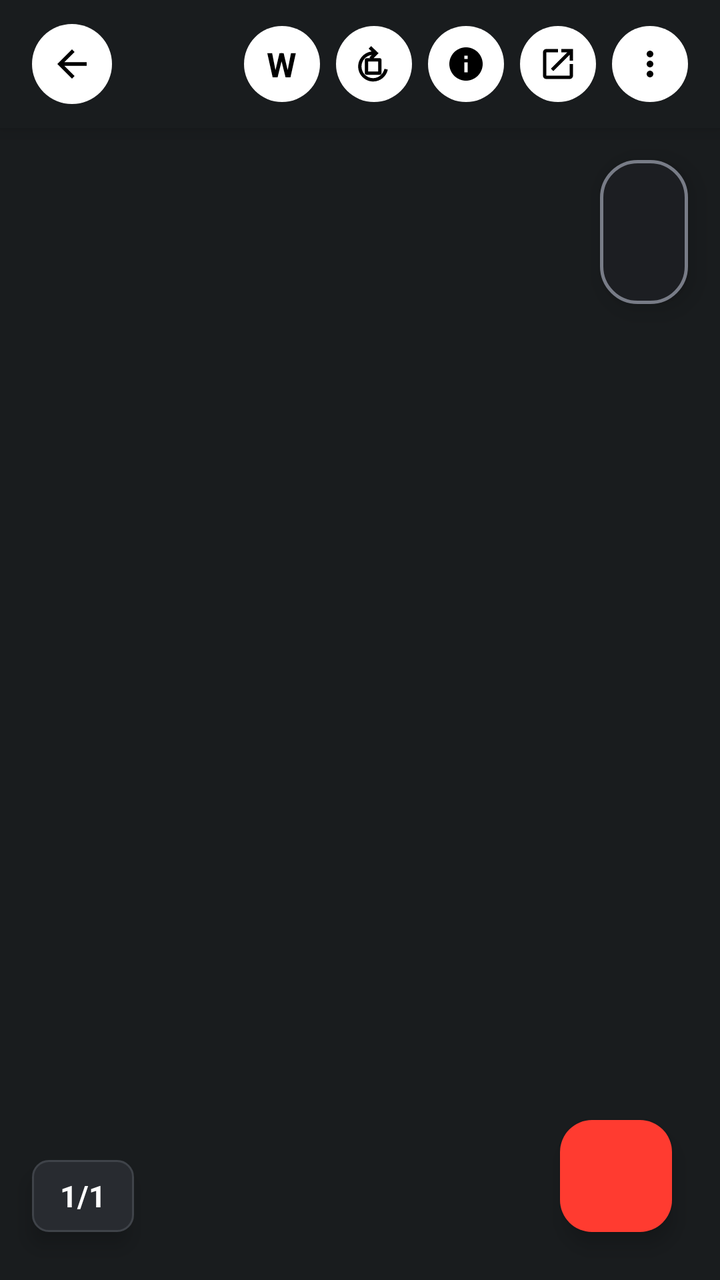
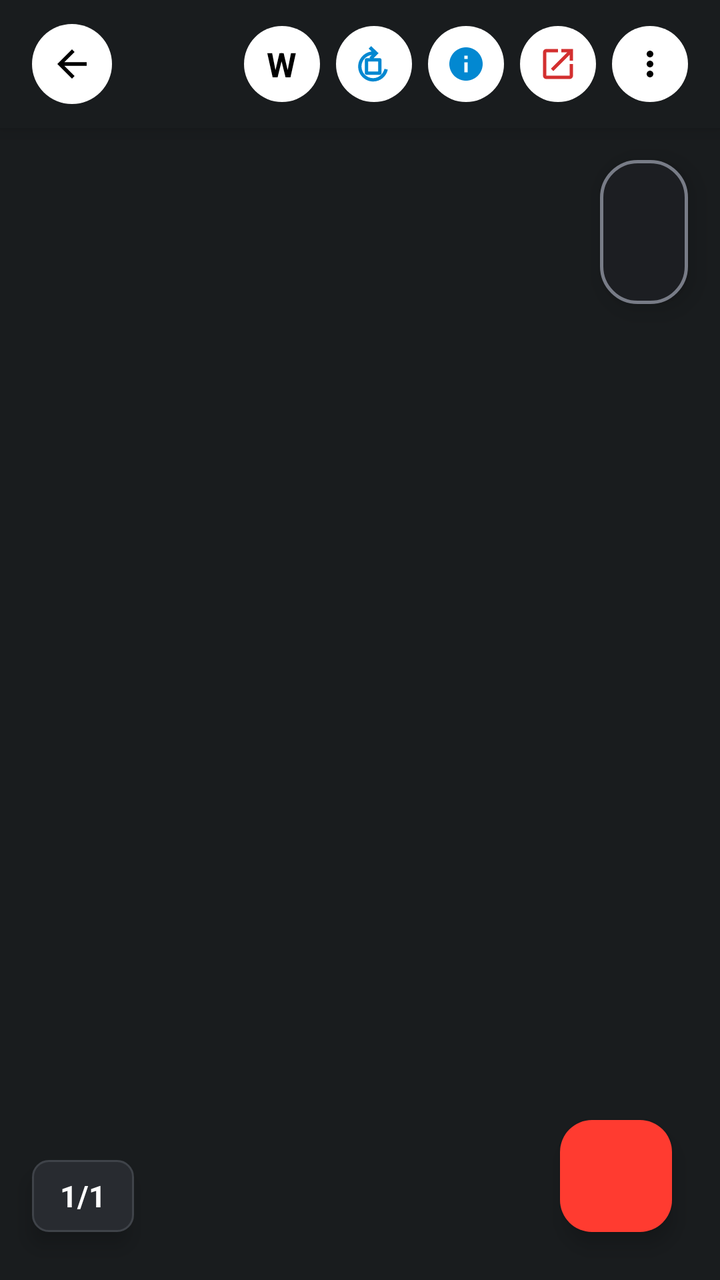

Two renders of the same Android screen: before a commit and after it. Below are the layout's source before the change and the commit's diff.
<!-- AndroidManifest.xml: activity theme Theme.ASTERDOC -->
<!-- res/layout/activity_pdf_viewer.xml -->
<?xml version="1.0" encoding="utf-8"?>
<androidx.coordinatorlayout.widget.CoordinatorLayout xmlns:android="http://schemas.android.com/apk/res/android"
    xmlns:app="http://schemas.android.com/apk/res-auto"
    android:layout_width="match_parent"
    android:layout_height="match_parent"
    android:background="#191C1E">

    <LinearLayout
        android:layout_width="match_parent"
        android:layout_height="match_parent"
        android:orientation="vertical">

        
        <LinearLayout
            android:id="@+id/layoutTopBarContainer"
            android:layout_width="match_parent"
            android:layout_height="64dp"
            android:background="#191C1E"
            android:elevation="6dp"
            android:gravity="center_vertical"
            android:orientation="horizontal"
            android:paddingHorizontal="16dp">

            
            <FrameLayout
                android:id="@+id/btnTopBack"
                android:layout_width="40dp"
                android:layout_height="40dp"
                android:background="@drawable/bg_circle_white"
                android:clickable="true"
                android:focusable="true">

                <ImageView
                    android:layout_width="22dp"
                    android:layout_height="22dp"
                    android:layout_gravity="center"
                    android:contentDescription="Back"
                    android:src="@drawable/ic_arrow_back"
                    app:tint="#000000" />
            </FrameLayout>

            <View
                android:layout_width="0dp"
                android:layout_height="1dp"
                android:layout_weight="1" />

            
            <FrameLayout
                android:id="@+id/btnTopWord"
                android:layout_width="38dp"
                android:layout_height="38dp"
                android:background="@drawable/bg_circle_white"
                android:clickable="true"
                android:focusable="true">

                <TextView
                    android:layout_width="wrap_content"
                    android:layout_height="wrap_content"
                    android:layout_gravity="center"
                    android:text="W"
                    android:textColor="#000000"
                    android:textSize="17sp"
                    android:textStyle="bold" />
            </FrameLayout>

            
            <FrameLayout
                android:id="@+id/btnTopRotate"
                android:layout_width="38dp"
                android:layout_height="38dp"
                android:layout_marginStart="8dp"
                android:background="@drawable/bg_circle_white"
                android:clickable="true"
                android:focusable="true">

                <ImageView
                    android:layout_width="20dp"
                    android:layout_height="20dp"
                    android:layout_gravity="center"
                    android:contentDescription="Rotate"
                    android:src="@drawable/ic_top_rotate"
                    app:tint="#000000" />
            </FrameLayout>

            
            <FrameLayout
                android:id="@+id/btnTopInfo"
                android:layout_width="38dp"
                android:layout_height="38dp"
                android:layout_marginStart="8dp"
                android:background="@drawable/bg_circle_white"
                android:clickable="true"
                android:focusable="true">

                <ImageView
                    android:layout_width="20dp"
                    android:layout_height="20dp"
                    android:layout_gravity="center"
                    android:contentDescription="Details"
                    android:src="@drawable/ic_info"
                    app:tint="#000000" />
            </FrameLayout>

            
            <FrameLayout
                android:id="@+id/btnTopShare"
                android:layout_width="38dp"
                android:layout_height="38dp"
                android:layout_marginStart="8dp"
                android:background="@drawable/bg_circle_white"
                android:clickable="true"
                android:focusable="true">

                <ImageView
                    android:layout_width="20dp"
                    android:layout_height="20dp"
                    android:layout_gravity="center"
                    android:contentDescription="Share"
                    android:src="@drawable/ic_top_share"
                    app:tint="#000000" />
            </FrameLayout>

            
            <FrameLayout
                android:id="@+id/btnTopMenu"
                android:layout_width="38dp"
                android:layout_height="38dp"
                android:layout_marginStart="8dp"
                android:background="@drawable/bg_circle_white"
                android:clickable="true"
                android:focusable="true">

                <ImageView
                    android:layout_width="20dp"
                    android:layout_height="20dp"
                    android:layout_gravity="center"
                    android:contentDescription="More options"
                    android:src="@drawable/ic_more_vert"
                    app:tint="#000000" />
            </FrameLayout>

        </LinearLayout>

        
        <LinearLayout
            android:id="@+id/layoutSearchBar"
            android:layout_width="match_parent"
            android:layout_height="56dp"
            android:background="#1F2023"
            android:gravity="center_vertical"
            android:orientation="horizontal"
            android:paddingHorizontal="12dp"
            android:visibility="gone">

            <ImageButton
                android:id="@+id/btnCloseSearch"
                android:layout_width="36dp"
                android:layout_height="36dp"
                android:background="?attr/selectableItemBackgroundBorderless"
                android:contentDescription="Close search"
                android:src="@drawable/ic_arrow_back"
                app:tint="#E3E2E6" />

            <EditText
                android:id="@+id/etSearchQuery"
                android:layout_width="0dp"
                android:layout_height="40dp"
                android:layout_marginStart="8dp"
                android:layout_weight="1"
                android:background="@drawable/bg_drive_search_bar"
                android:hint="@string/search"
                android:imeOptions="actionSearch"
                android:inputType="text"
                android:paddingHorizontal="14dp"
                android:textColor="#E3E2E6"
                android:textColorHint="#8E918F"
                android:textSize="14sp" />

            <TextView
                android:id="@+id/tvSearchMatchCount"
                android:layout_width="wrap_content"
                android:layout_height="wrap_content"
                android:layout_marginHorizontal="8dp"
                android:text="0/0"
                android:textColor="#C4C6D0"
                android:textSize="12sp"
                android:textStyle="bold" />

            <ImageButton
                android:id="@+id/btnSearchPrev"
                android:layout_width="36dp"
                android:layout_height="36dp"
                android:background="?attr/selectableItemBackgroundBorderless"
                android:contentDescription="Previous match"
                android:src="@drawable/ic_chevron_left"
                app:tint="#E3E2E6" />

            <ImageButton
                android:id="@+id/btnSearchNext"
                android:layout_width="36dp"
                android:layout_height="36dp"
                android:background="?attr/selectableItemBackgroundBorderless"
                android:contentDescription="Next match"
                android:src="@drawable/ic_chevron_right"
                app:tint="#E3E2E6" />

        </LinearLayout>

        
        <androidx.recyclerview.widget.RecyclerView
            android:id="@+id/rvPdfPages"
            android:layout_width="match_parent"
            android:layout_height="0dp"
            android:layout_weight="1"
            android:clipChildren="false"
            android:clipToPadding="false"
            android:paddingVertical="4dp" />

    </LinearLayout>

    
    <LinearLayout
        android:id="@+id/layoutVerticalScrollPill"
        android:layout_width="44dp"
        android:layout_height="72dp"
        android:layout_gravity="top|end"
        android:layout_marginTop="80dp"
        android:layout_marginEnd="16dp"
        android:background="@drawable/bg_vertical_scroll_pill"
        android:elevation="8dp"
        android:gravity="center"
        android:orientation="vertical">

        <ImageView
            android:layout_width="20dp"
            android:layout_height="20dp"
            android:contentDescription="Scroll up"
            android:src="@drawable/ic_arrow_up_small"
            app:tint="#FFFFFF" />

        <ImageView
            android:layout_width="20dp"
            android:layout_height="20dp"
            android:layout_marginTop="4dp"
            android:contentDescription="Scroll down"
            android:src="@drawable/ic_arrow_down_small"
            app:tint="#FFFFFF" />

    </LinearLayout>

    
    <LinearLayout
        android:id="@+id/layoutPageCounterPill"
        android:layout_width="wrap_content"
        android:layout_height="36dp"
        android:layout_gravity="bottom|start"
        android:layout_marginStart="16dp"
        android:layout_marginBottom="24dp"
        android:background="@drawable/bg_bottom_page_counter_pill"
        android:elevation="6dp"
        android:gravity="center"
        android:paddingHorizontal="14dp">

        <TextView
            android:id="@+id/tvPageBadgeCounter"
            android:layout_width="wrap_content"
            android:layout_height="wrap_content"
            android:text="1/1"
            android:textColor="#FFFFFF"
            android:textSize="15sp"
            android:textStyle="bold" />

    </LinearLayout>

    
    <com.google.android.material.floatingactionbutton.FloatingActionButton
        android:id="@+id/fabEditDocument"
        android:layout_width="wrap_content"
        android:layout_height="wrap_content"
        android:layout_gravity="bottom|end"
        android:layout_margin="24dp"
        android:contentDescription="Edit document"
        android:src="@drawable/ic_pencil"
        app:backgroundTint="#FF3B30"
        app:fabSize="normal"
        app:tint="#FFFFFF" />

    
    <LinearLayout
        android:id="@+id/cardBottomControls"
        android:layout_width="wrap_content"
        android:layout_height="52dp"
        android:layout_gravity="bottom|center_horizontal"
        android:layout_marginBottom="24dp"
        android:background="@drawable/bg_drive_floating_bar"
        android:elevation="8dp"
        android:gravity="center_vertical"
        android:orientation="horizontal"
        android:paddingHorizontal="8dp"
        android:visibility="gone">

        <ImageButton
            android:id="@+id/btnBottomGrid"
            android:layout_width="40dp"
            android:layout_height="40dp"
            android:background="?attr/selectableItemBackgroundBorderless"
            android:contentDescription="Grid view"
            android:src="@drawable/ic_grid_view"
            app:tint="#E3E2E6" />

        <ImageButton
            android:id="@+id/btnPrevPage"
            android:layout_width="36dp"
            android:layout_height="36dp"
            android:layout_marginStart="2dp"
            android:background="?attr/selectableItemBackgroundBorderless"
            android:contentDescription="Previous Page"
            android:src="@drawable/ic_chevron_left"
            app:tint="#E3E2E6" />

        <TextView
            android:id="@+id/tvReaderPageIndicator"
            android:layout_width="wrap_content"
            android:layout_height="32dp"
            android:layout_marginHorizontal="6dp"
            android:background="@drawable/bg_drive_page_pill"
            android:gravity="center"
            android:paddingHorizontal="14dp"
            android:text="1 / 1"
            android:textColor="#FFFFFF"
            android:textSize="13sp"
            android:textStyle="bold" />

        <ImageButton
            android:id="@+id/btnNextPage"
            android:layout_width="36dp"
            android:layout_height="36dp"
            android:layout_marginEnd="2dp"
            android:background="?attr/selectableItemBackgroundBorderless"
            android:contentDescription="Next Page"
            android:src="@drawable/ic_chevron_right"
            app:tint="#E3E2E6" />

        <ImageButton
            android:id="@+id/btnZoomOut"
            android:layout_width="36dp"
            android:layout_height="36dp"
            android:background="?attr/selectableItemBackgroundBorderless"
            android:contentDescription="Zoom Out"
            android:src="@drawable/ic_zoom_out"
            app:tint="#E3E2E6" />

        <ImageButton
            android:id="@+id/btnZoomIn"
            android:layout_width="36dp"
            android:layout_height="36dp"
            android:background="?attr/selectableItemBackgroundBorderless"
            android:contentDescription="Zoom In"
            android:src="@drawable/ic_zoom_in"
            app:tint="#A8C7FA" />

    </LinearLayout>

    
    <com.google.android.material.card.MaterialCardView
        android:id="@+id/cardEditControls"
        android:layout_width="match_parent"
        android:layout_height="wrap_content"
        android:layout_gravity="bottom"
        android:visibility="gone"
        app:cardBackgroundColor="#282A2D"
        app:cardCornerRadius="0dp"
        app:cardElevation="12dp"
        app:strokeWidth="0dp">

        <LinearLayout
            android:layout_width="match_parent"
            android:layout_height="wrap_content"
            android:orientation="vertical"
            android:paddingHorizontal="12dp"
            android:paddingTop="10dp"
            android:paddingBottom="12dp">

            <HorizontalScrollView
                android:id="@+id/scrollEditTools"
                android:layout_width="match_parent"
                android:layout_height="wrap_content"
                android:overScrollMode="never"
                android:scrollbars="none">

                <LinearLayout
                    android:layout_width="wrap_content"
                    android:layout_height="44dp"
                    android:gravity="center_vertical"
                    android:orientation="horizontal">

                    <ImageButton
                        android:id="@+id/btnToolPen"
                        android:layout_width="38dp"
                        android:layout_height="38dp"
                        android:background="?attr/selectableItemBackgroundBorderless"
                        android:contentDescription="Pen Tool"
                        android:src="@android:drawable/ic_menu_edit"
                        app:tint="#A8C7FA" />

                    <ImageButton
                        android:id="@+id/btnToolHighlighter"
                        android:layout_width="38dp"
                        android:layout_height="38dp"
                        android:layout_marginStart="4dp"
                        android:background="?attr/selectableItemBackgroundBorderless"
                        android:contentDescription="Highlighter"
                        android:src="@android:drawable/ic_menu_view"
                        app:tint="#E3E2E6" />

                    <ImageButton
                        android:id="@+id/btnToolEraser"
                        android:layout_width="38dp"
                        android:layout_height="38dp"
                        android:layout_marginStart="4dp"
                        android:background="?attr/selectableItemBackgroundBorderless"
                        android:contentDescription="Eraser"
                        android:src="@drawable/ic_close"
                        app:tint="#E3E2E6" />

                    <View
                        android:layout_width="1dp"
                        android:layout_height="24dp"
                        android:layout_marginHorizontal="8dp"
                        android:background="#3C4043" />

                    <View
                        android:id="@+id/btnColorRed"
                        android:layout_width="26dp"
                        android:layout_height="26dp"
                        android:background="#E53935" />

                    <View
                        android:id="@+id/btnColorBlue"
                        android:layout_width="26dp"
                        android:layout_height="26dp"
                        android:layout_marginStart="8dp"
                        android:background="#1E88E5" />

                    <View
                        android:id="@+id/btnColorBlack"
                        android:layout_width="26dp"
                        android:layout_height="26dp"
                        android:layout_marginStart="8dp"
                        android:background="#000000" />

                    <View
                        android:id="@+id/btnColorGreen"
                        android:layout_width="26dp"
                        android:layout_height="26dp"
                        android:layout_marginStart="8dp"
                        android:background="#43A047" />

                    <View
                        android:id="@+id/btnColorYellow"
                        android:layout_width="26dp"
                        android:layout_height="26dp"
                        android:layout_marginStart="8dp"
                        android:background="#FFEB3B" />

                    <View
                        android:layout_width="1dp"
                        android:layout_height="24dp"
                        android:layout_marginHorizontal="8dp"
                        android:background="#3C4043" />

                    <ImageButton
                        android:id="@+id/btnUndoDraw"
                        android:layout_width="36dp"
                        android:layout_height="36dp"
                        android:background="?attr/selectableItemBackgroundBorderless"
                        android:contentDescription="Undo stroke"
                        android:src="@android:drawable/ic_menu_revert"
                        app:tint="#E3E2E6" />

                    <ImageButton
                        android:id="@+id/btnRedoDraw"
                        android:layout_width="36dp"
                        android:layout_height="36dp"
                        android:layout_marginStart="4dp"
                        android:background="?attr/selectableItemBackgroundBorderless"
                        android:contentDescription="Redo stroke"
                        android:src="@drawable/ic_chevron_right"
                        app:tint="#E3E2E6" />

                    <ImageButton
                        android:id="@+id/btnClearDraw"
                        android:layout_width="36dp"
                        android:layout_height="36dp"
                        android:layout_marginStart="4dp"
                        android:background="?attr/selectableItemBackgroundBorderless"
                        android:contentDescription="Clear drawings"
                        android:src="@android:drawable/ic_menu_delete"
                        app:tint="#E3E2E6" />

                </LinearLayout>

            </HorizontalScrollView>

            <View
                android:layout_width="match_parent"
                android:layout_height="1dp"
                android:layout_marginVertical="6dp"
                android:background="#3C4043" />

            <LinearLayout
                android:layout_width="match_parent"
                android:layout_height="wrap_content"
                android:gravity="center_vertical"
                android:orientation="horizontal">

                <TextView
                    android:layout_width="0dp"
                    android:layout_height="wrap_content"
                    android:layout_weight="1"
                    android:text="@string/menu_draw_edit"
                    android:textColor="#C4C6D0"
                    android:textSize="13sp"
                    android:textStyle="bold" />

                <com.google.android.material.button.MaterialButton
                    android:id="@+id/btnCancelEditMode"
                    style="@style/Widget.Material3.Button.OutlinedButton"
                    android:layout_width="wrap_content"
                    android:layout_height="38dp"
                    android:text="@string/close"
                    android:textColor="#E3E2E6"
                    android:textSize="12sp"
                    app:cornerRadius="8dp"
                    app:strokeColor="#5B5E62" />

                <com.google.android.material.button.MaterialButton
                    android:id="@+id/btnDoneEditMode"
                    style="@style/Widget.Material3.Button"
                    android:layout_width="wrap_content"
                    android:layout_height="38dp"
                    android:layout_marginStart="8dp"
                    android:text="@string/save"
                    android:textColor="#00315B"
                    android:textSize="12sp"
                    app:backgroundTint="#A8C7FA"
                    app:cornerRadius="8dp" />

            </LinearLayout>

        </LinearLayout>

    </com.google.android.material.card.MaterialCardView>

    
    <TextView
        android:id="@+id/tvZoomToast"
        android:layout_width="wrap_content"
        android:layout_height="wrap_content"
        android:layout_gravity="center"
        android:background="@drawable/bg_rounded_toast"
        android:paddingHorizontal="16dp"
        android:paddingVertical="8dp"
        android:textColor="#FFFFFF"
        android:textSize="16sp"
        android:textStyle="bold"
        android:visibility="gone" />

</androidx.coordinatorlayout.widget.CoordinatorLayout>
<!-- resources referenced by this layout -->
<resources>
  <!-- drawable bg_circle_white (drawable) -->
  <?xml version="1.0" encoding="utf-8"?>
  <shape xmlns:android="http://schemas.android.com/apk/res/android"
      android:shape="oval">
      <solid android:color="#FFFFFF" />
  </shape>
  <!-- drawable bg_drive_floating_bar (drawable) -->
  <?xml version="1.0" encoding="utf-8"?>
  <shape xmlns:android="http://schemas.android.com/apk/res/android"
      android:shape="rectangle">
      <solid android:color="#282A2D" />
      <corners android:radius="28dp" />
      <stroke
          android:width="1dp"
          android:color="#3C4043" />
  </shape>
  <!-- drawable bg_drive_page_pill (drawable) -->
  <?xml version="1.0" encoding="utf-8"?>
  <shape xmlns:android="http://schemas.android.com/apk/res/android"
      android:shape="rectangle">
      <solid android:color="#3C4043" />
      <corners android:radius="16dp" />
  </shape>
  <!-- drawable bg_rounded_toast (drawable) -->
  <?xml version="1.0" encoding="utf-8"?>
  <shape xmlns:android="http://schemas.android.com/apk/res/android"
      android:shape="rectangle">
      <solid android:color="#CC202124"/>
      <corners android:radius="24dp"/>
  </shape>
  <!-- drawable bg_vertical_scroll_pill (drawable) -->
  <?xml version="1.0" encoding="utf-8"?>
  <shape xmlns:android="http://schemas.android.com/apk/res/android"
      android:shape="rectangle">
      <solid android:color="#1C1E22" />
      <corners android:radius="18dp" />
      <stroke android:width="1.5dp" android:color="#787C87" />
  </shape>
  <!-- drawable ic_arrow_up_small (drawable) -->
  <vector xmlns:android="http://schemas.android.com/apk/res/android"
      android:width="24dp"
      android:height="24dp"
      android:viewportWidth="24"
      android:viewportHeight="24">
      
      <path
          android:fillColor="#FFFFFF"
          android:path="M12,4L3,16H21L12,4Z" />
  </vector>
  <!-- drawable ic_pencil (drawable) -->
  <vector xmlns:android="http://schemas.android.com/apk/res/android"
      android:width="32dp"
      android:height="32dp"
      android:viewportWidth="24"
      android:viewportHeight="24">
      
      <path
          android:fillColor="#FFFFFF"
          android:path="M3,17.25V21h3.75L17.81,9.94l-3.75-3.75L3,17.25z M20.71,7.04c0.39-0.39,0.39-1.02,0-1.41l-2.34-2.34c-0.39-0.39-1.02-0.39-1.41,0l-1.83,1.83l3.75,3.75L20.71,7.04z" />
  </vector>
  <!-- drawable ic_zoom_in (drawable) -->
  <vector xmlns:android="http://schemas.android.com/apk/res/android"
      android:width="24dp"
      android:height="24dp"
      android:viewportWidth="24"
      android:viewportHeight="24">
    <path
        android:fillColor="#FFFFFFFF"
        android:pathData="M15.5,14h-0.79l-0.28,-0.27C15.41,12.59 16,11.11 16,9.5 16,5.91 13.09,3 9.5,3S3,5.91 3,9.5 5.91,16 9.5,16c1.61,0 3.09,-0.59 4.23,-1.57l0.27,0.28v0.79l5,4.99L20.49,19l-4.99,-5zM9.5,14C7.01,14 5,11.99 5,9.5S7.01,5 9.5,5 14,7.01 14,9.5 11.99,14 9.5,14zm2.5,-4h-2v2H9v-2H7V9h2V7h1v2h2v1z"/>
  </vector>
  <!-- drawable ic_zoom_out (drawable) -->
  <vector xmlns:android="http://schemas.android.com/apk/res/android"
      android:width="24dp"
      android:height="24dp"
      android:viewportWidth="24"
      android:viewportHeight="24">
    <path
        android:fillColor="#FFFFFFFF"
        android:pathData="M15.5,14h-0.79l-0.28,-0.27C15.41,12.59 16,11.11 16,9.5 16,5.91 13.09,3 9.5,3S3,5.91 3,9.5 5.91,16 9.5,16c1.61,0 3.09,-0.59 4.23,-1.57l0.27,0.28v0.79l5,4.99L20.49,19l-4.99,-5zM9.5,14C7.01,14 5,11.99 5,9.5S7.01,5 9.5,5 14,7.01 14,9.5 11.99,14 9.5,14zM7,9h5v1H7V9z"/>
  </vector>
  <string name="close">Close</string>
  <string name="menu_draw_edit">Draw &amp; Edit</string>
  <string name="save">Save</string>
  <string name="search">Search</string>
  <style name="Theme.ASTERDOC" parent="Base.Theme.ASTERDOC" />
  <color name="background_light">#121212</color>
  <color name="black">#FF000000</color>
  <!-- unchanged entries left out for length: 13 -->
</resources>

<!-- the commit's change to res/layout/activity_pdf_viewer.xml (unified diff, before → after) -->
@@ -49,6 +49,7 @@
                 android:id="@+id/btnTopWord"
                 android:layout_width="38dp"
                 android:layout_height="38dp"
+                android:layout_marginStart="8dp"
                 android:background="@drawable/bg_circle_white"
                 android:clickable="true"
                 android:focusable="true">
@@ -63,6 +64,8 @@
                     android:textStyle="bold" />
             </FrameLayout>
 
+
+
             
             <FrameLayout
                 android:id="@+id/btnTopRotate"
@@ -79,7 +82,7 @@
                     android:layout_gravity="center"
                     android:contentDescription="Rotate"
                     android:src="@drawable/ic_top_rotate"
-                    app:tint="#000000" />
+                    app:tint="#0288D1" />
             </FrameLayout>
 
             
@@ -98,7 +101,7 @@
                     android:layout_gravity="center"
                     android:contentDescription="Details"
                     android:src="@drawable/ic_info"
-                    app:tint="#000000" />
+                    app:tint="#0288D1" />
             </FrameLayout>
 
             
@@ -117,7 +120,7 @@
                     android:layout_gravity="center"
                     android:contentDescription="Share"
                     android:src="@drawable/ic_top_share"
-                    app:tint="#000000" />
+                    app:tint="#D32F2F" />
             </FrameLayout>
 
             
@@ -282,84 +285,7 @@
         android:contentDescription="Edit document"
         android:src="@drawable/ic_pencil"
         app:backgroundTint="#FF3B30"
-        app:fabSize="normal"
-        app:tint="#FFFFFF" />
-
-    
-    <LinearLayout
-        android:id="@+id/cardBottomControls"
-        android:layout_width="wrap_content"
-        android:layout_height="52dp"
-        android:layout_gravity="bottom|center_horizontal"
-        android:layout_marginBottom="24dp"
-        android:background="@drawable/bg_drive_floating_bar"
-        android:elevation="8dp"
-        android:gravity="center_vertical"
-        android:orientation="horizontal"
-        android:paddingHorizontal="8dp"
-        android:visibility="gone">
-
-        <ImageButton
-            android:id="@+id/btnBottomGrid"
-            android:layout_width="40dp"
-            android:layout_height="40dp"
-            android:background="?attr/selectableItemBackgroundBorderless"
-            android:contentDescription="Grid view"
-            android:src="@drawable/ic_grid_view"
-            app:tint="#E3E2E6" />
-
-        <ImageButton
-            android:id="@+id/btnPrevPage"
-            android:layout_width="36dp"
-            android:layout_height="36dp"
-            android:layout_marginStart="2dp"
-            android:background="?attr/selectableItemBackgroundBorderless"
-            android:contentDescription="Previous Page"
-            android:src="@drawable/ic_chevron_left"
-            app:tint="#E3E2E6" />
-
-        <TextView
-            android:id="@+id/tvReaderPageIndicator"
-            android:layout_width="wrap_content"
-            android:layout_height="32dp"
-            android:layout_marginHorizontal="6dp"
-            android:background="@drawable/bg_drive_page_pill"
-            android:gravity="center"
-            android:paddingHorizontal="14dp"
-            android:text="1 / 1"
-            android:textColor="#FFFFFF"
-            android:textSize="13sp"
-            android:textStyle="bold" />
-
-        <ImageButton
-            android:id="@+id/btnNextPage"
-            android:layout_width="36dp"
-            android:layout_height="36dp"
-            android:layout_marginEnd="2dp"
-            android:background="?attr/selectableItemBackgroundBorderless"
-            android:contentDescription="Next Page"
-            android:src="@drawable/ic_chevron_right"
-            app:tint="#E3E2E6" />
-
-        <ImageButton
-            android:id="@+id/btnZoomOut"
-            android:layout_width="36dp"
-            android:layout_height="36dp"
-            android:background="?attr/selectableItemBackgroundBorderless"
-            android:contentDescription="Zoom Out"
-            android:src="@drawable/ic_zoom_out"
-            app:tint="#E3E2E6" />
-
-        <ImageButton
-            android:id="@+id/btnZoomIn"
-            android:layout_width="36dp"
-            android:layout_height="36dp"
-            android:background="?attr/selectableItemBackgroundBorderless"
-            android:contentDescription="Zoom In"
-            android:src="@drawable/ic_zoom_in"
-            app:tint="#A8C7FA" />
-
-    </LinearLayout>
+        app:fabSize="normal" />
 
     
     <com.google.android.material.card.MaterialCardView
@@ -566,4 +492,18 @@
         android:textStyle="bold"
         android:visibility="gone" />
 
+    
+    <com.google.android.material.floatingactionbutton.FloatingActionButton
+        android:id="@+id/fabToggleTools"
+        android:layout_width="wrap_content"
+        android:layout_height="wrap_content"
+        android:layout_gravity="bottom|end"
+        android:layout_margin="24dp"
+        android:contentDescription="Restore controls"
+        android:src="@drawable/ic_grid_view"
+        android:visibility="gone"
+        app:backgroundTint="#2D2F31"
+        app:fabSize="mini"
+        app:tint="#A8C7FA" />
+
 </androidx.coordinatorlayout.widget.CoordinatorLayout>
<!-- resource entries referenced after the edit -->
@@ -5,23 +5,6 @@
   <shape xmlns:android="http://schemas.android.com/apk/res/android"
       android:shape="oval">
       <solid android:color="#FFFFFF" />
-  </shape>
-  <!-- drawable bg_drive_floating_bar (drawable) -->
-  <?xml version="1.0" encoding="utf-8"?>
-  <shape xmlns:android="http://schemas.android.com/apk/res/android"
-      android:shape="rectangle">
-      <solid android:color="#282A2D" />
-      <corners android:radius="28dp" />
-      <stroke
-          android:width="1dp"
-          android:color="#3C4043" />
-  </shape>
-  <!-- drawable bg_drive_page_pill (drawable) -->
-  <?xml version="1.0" encoding="utf-8"?>
-  <shape xmlns:android="http://schemas.android.com/apk/res/android"
-      android:shape="rectangle">
-      <solid android:color="#3C4043" />
-      <corners android:radius="16dp" />
   </shape>
   <!-- drawable bg_rounded_toast (drawable) -->
   <?xml version="1.0" encoding="utf-8"?>
@@ -51,34 +34,27 @@
   </vector>
   <!-- drawable ic_pencil (drawable) -->
   <vector xmlns:android="http://schemas.android.com/apk/res/android"
-      android:width="32dp"
-      android:height="32dp"
+      android:width="28dp"
+      android:height="28dp"
       android:viewportWidth="24"
       android:viewportHeight="24">
       
+      
       <path
-          android:fillColor="#FFFFFF"
-          android:path="M3,17.25V21h3.75L17.81,9.94l-3.75-3.75L3,17.25z M20.71,7.04c0.39-0.39,0.39-1.02,0-1.41l-2.34-2.34c-0.39-0.39-1.02-0.39-1.41,0l-1.83,1.83l3.75,3.75L20.71,7.04z" />
-  </vector>
-  <!-- drawable ic_zoom_in (drawable) -->
-  <vector xmlns:android="http://schemas.android.com/apk/res/android"
-      android:width="24dp"
-      android:height="24dp"
-      android:viewportWidth="24"
-      android:viewportHeight="24">
-    <path
-        android:fillColor="#FFFFFFFF"
-        android:pathData="M15.5,14h-0.79l-0.28,-0.27C15.41,12.59 16,11.11 16,9.5 16,5.91 13.09,3 9.5,3S3,5.91 3,9.5 5.91,16 9.5,16c1.61,0 3.09,-0.59 4.23,-1.57l0.27,0.28v0.79l5,4.99L20.49,19l-4.99,-5zM9.5,14C7.01,14 5,11.99 5,9.5S7.01,5 9.5,5 14,7.01 14,9.5 11.99,14 9.5,14zm2.5,-4h-2v2H9v-2H7V9h2V7h1v2h2v1z"/>
-  </vector>
-  <!-- drawable ic_zoom_out (drawable) -->
-  <vector xmlns:android="http://schemas.android.com/apk/res/android"
-      android:width="24dp"
-      android:height="24dp"
-      android:viewportWidth="24"
-      android:viewportHeight="24">
-    <path
-        android:fillColor="#FFFFFFFF"
-        android:pathData="M15.5,14h-0.79l-0.28,-0.27C15.41,12.59 16,11.11 16,9.5 16,5.91 13.09,3 9.5,3S3,5.91 3,9.5 5.91,16 9.5,16c1.61,0 3.09,-0.59 4.23,-1.57l0.27,0.28v0.79l5,4.99L20.49,19l-4.99,-5zM9.5,14C7.01,14 5,11.99 5,9.5S7.01,5 9.5,5 14,7.01 14,9.5 11.99,14 9.5,14zM7,9h5v1H7V9z"/>
+          android:fillColor="#FFCA28"
+          android:path="M17.81,9.94L6.75,21H3V17.25L14.06,6.19L17.81,9.94Z" />
+      
+      <path
+          android:fillColor="#EC407A"
+          android:path="M20.71,7.04L18.88,8.87L15.13,5.12L16.96,3.29C17.15,3.1 17.41,3 17.66,3C17.92,3 18.17,3.09 18.37,3.29L20.71,5.63C21.1,6.02 21.1,6.65 20.71,7.04Z" />
+      
+      <path
+          android:fillColor="#CFD8DC"
+          android:path="M17.81,9.94L14.06,6.19L15.13,5.12L18.88,8.87L17.81,9.94Z" />
+      
+      <path
+          android:fillColor="#37474F"
+          android:path="M3,21L5.92,19L3,17.25V21Z" />
   </vector>
   <string name="close">Close</string>
   <string name="menu_draw_edit">Draw &amp; Edit</string>
